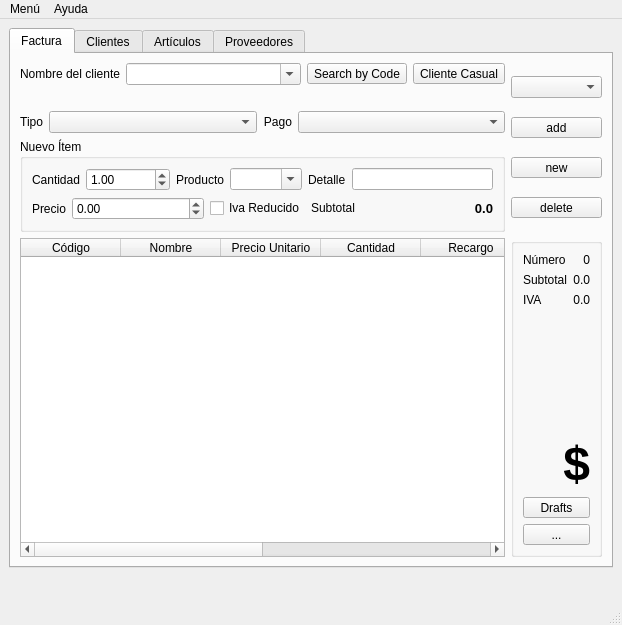
Old version of the form banta/res/ui/main.ui in the repository jerobarraco/banta.
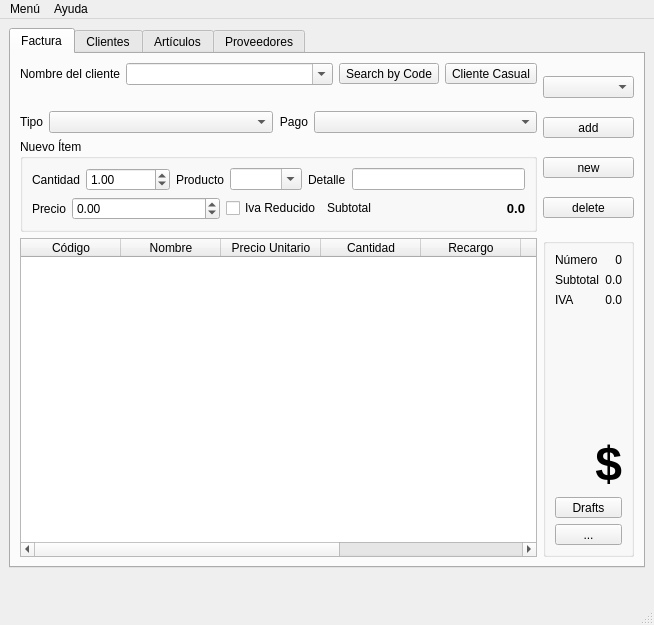
New version of the form. Icons and pictures are not drawn.

What changed in the file:
```diff
--- a/banta/res/ui/main.ui
+++ b/banta/res/ui/main.ui
@@ -6,7 +6,7 @@
    <rect>
     <x>0</x>
     <y>0</y>
-    <width>622</width>
+    <width>654</width>
     <height>625</height>
    </rect>
   </property>
@@ -919,7 +919,7 @@
     <rect>
      <x>0</x>
      <y>0</y>
-     <width>622</width>
+     <width>654</width>
      <height>22</height>
     </rect>
    </property>
```
Left out of the diff: 25 changed lines with no effect on the pictures.
